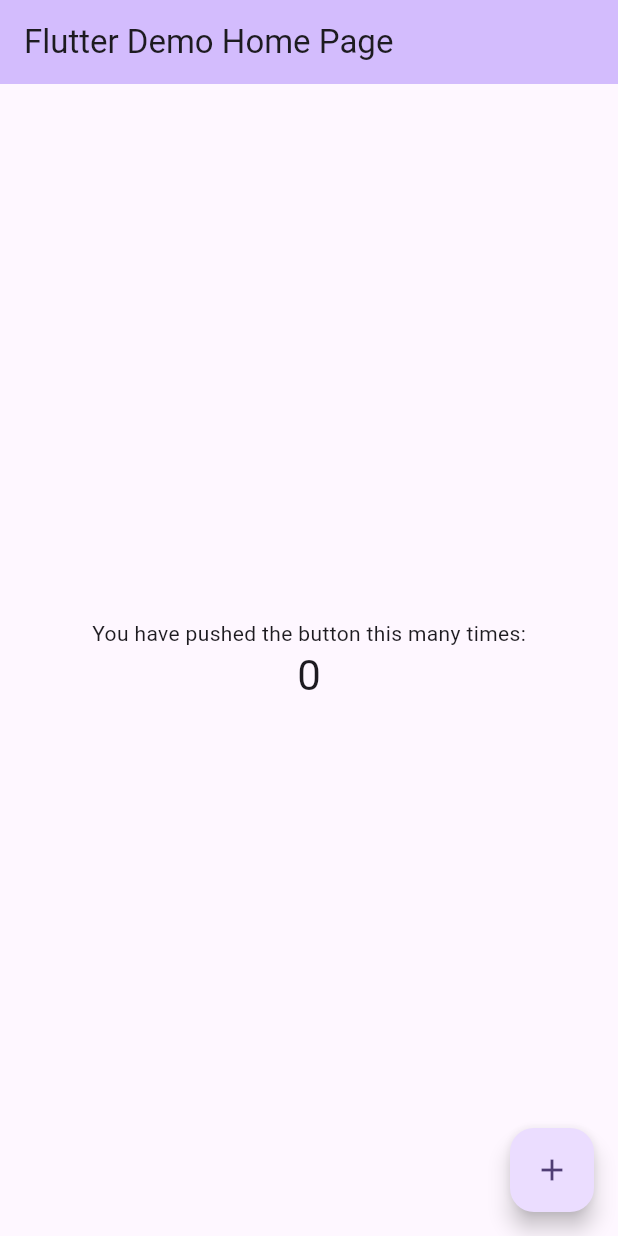
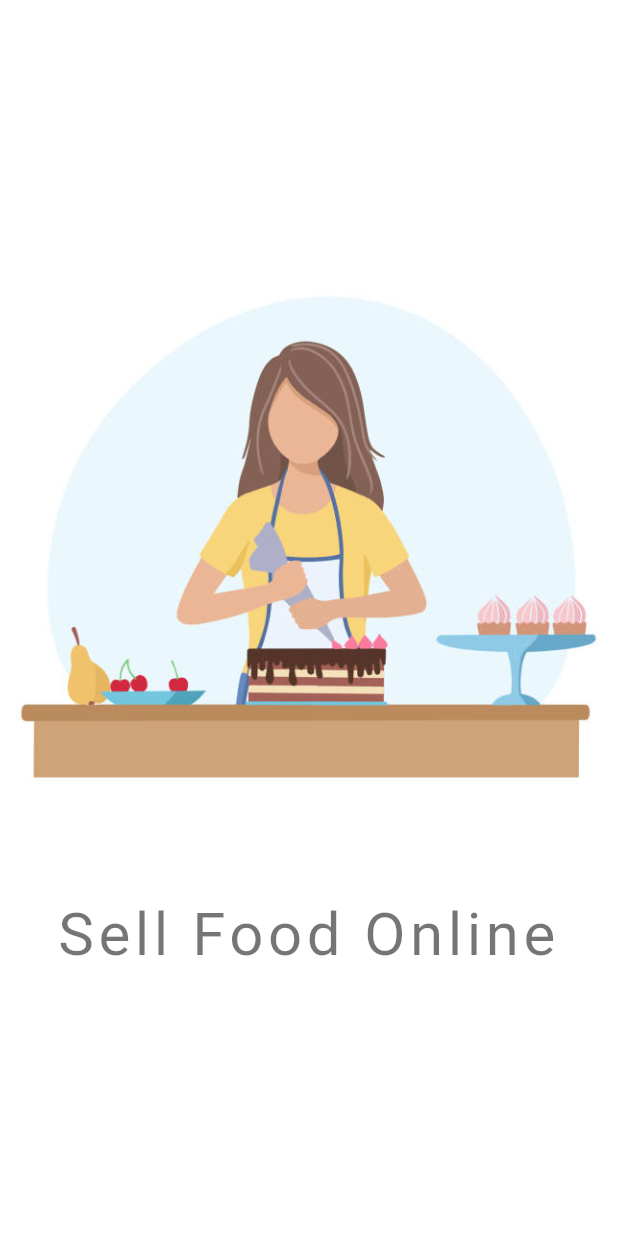
Before and after one commit to yahiyam/fullfill_seller_app, a Flutter app: the screen it shows after launch, on a phone screen of 412 x 824 dp. Run offline on Flutter 3.47's test engine with Material 2 defaults, Android fonts, the light colour scheme and no system bars; our stand-ins replace firebase_auth, firebase_core, shared_preferences; accounts and stored records are empty; Roboto replaces fonts that are missing (Signatra); project files that could hold a hidden picture were left out.

Commit message:
Add Splash Screen

```diff
--- /dev/null
+++ b/lib/global/global.dart
@@ -0,0 +1,5 @@
+import 'package:firebase_auth/firebase_auth.dart';
+import 'package:shared_preferences/shared_preferences.dart';
+
+SharedPreferences? sharedPreferences;
+FirebaseAuth firebaseAuth = FirebaseAuth.instance;
--- a/lib/main.dart
+++ b/lib/main.dart
@@ -1,125 +1,31 @@
+import 'package:firebase_core/firebase_core.dart';
 import 'package:flutter/material.dart';
+import 'package:fullfill_seller_app/splashScreen/splash_screen.dart';
+import 'package:shared_preferences/shared_preferences.dart';
 
-void main() {
+import 'global/global.dart';
+
+Future<void> main() async {
+  WidgetsFlutterBinding.ensureInitialized();
+
+  sharedPreferences = await SharedPreferences.getInstance();
+  await Firebase.initializeApp();
+
   runApp(const MyApp());
 }
 
 class MyApp extends StatelessWidget {
-  const MyApp({super.key});
+  const MyApp({Key? key}) : super(key: key);
 
-  // This widget is the root of your application.
   @override
   Widget build(BuildContext context) {
     return MaterialApp(
-      title: 'Flutter Demo',
+      title: 'Sellers App',
+      debugShowCheckedModeBanner: false,
       theme: ThemeData(
-        // This is the theme of your application.
-        //
-        // TRY THIS: Try running your application with "flutter run". You'll see
-        // the application has a blue toolbar. Then, without quitting the app,
-        // try changing the seedColor in the colorScheme below to Colors.green
-        // and then invoke "hot reload" (save your changes or press the "hot
-        // reload" button in a Flutter-supported IDE, or press "r" if you used
-        // the command line to start the app).
-        //
-        // Notice that the counter didn't reset back to zero; the application
-        // state is not lost during the reload. To reset the state, use hot
-        // restart instead.
-        //
-        // This works for code too, not just values: Most code changes can be
-        // tested with just a hot reload.
-        colorScheme: ColorScheme.fromSeed(seedColor: Colors.deepPurple),
-        useMaterial3: true,
+        primarySwatch: Colors.blue,
       ),
-      home: const MyHomePage(title: 'Flutter Demo Home Page'),
+      home: const MySplashScreen(),
     );
   }
 }
-
-class MyHomePage extends StatefulWidget {
-  const MyHomePage({super.key, required this.title});
-
-  // This widget is the home page of your application. It is stateful, meaning
-  // that it has a State object (defined below) that contains fields that affect
-  // how it looks.
-
-  // This class is the configuration for the state. It holds the values (in this
-  // case the title) provided by the parent (in this case the App widget) and
-  // used by the build method of the State. Fields in a Widget subclass are
-  // always marked "final".
-
-  final String title;
-
-  @override
-  State<MyHomePage> createState() => _MyHomePageState();
-}
-
-class _MyHomePageState extends State<MyHomePage> {
-  int _counter = 0;
-
-  void _incrementCounter() {
-    setState(() {
-      // This call to setState tells the Flutter framework that something has
-      // changed in this State, which causes it to rerun the build method below
-      // so that the display can reflect the updated values. If we changed
-      // _counter without calling setState(), then the build method would not be
-      // called again, and so nothing would appear to happen.
-      _counter++;
-    });
-  }
-
-  @override
-  Widget build(BuildContext context) {
-    // This method is rerun every time setState is called, for instance as done
-    // by the _incrementCounter method above.
-    //
-    // The Flutter framework has been optimized to make rerunning build methods
-    // fast, so that you can just rebuild anything that needs updating rather
-    // than having to individually change instances of widgets.
-    return Scaffold(
-      appBar: AppBar(
-        // TRY THIS: Try changing the color here to a specific color (to
-        // Colors.amber, perhaps?) and trigger a hot reload to see the AppBar
-        // change color while the other colors stay the same.
-        backgroundColor: Theme.of(context).colorScheme.inversePrimary,
-        // Here we take the value from the MyHomePage object that was created by
-        // the App.build method, and use it to set our appbar title.
-        title: Text(widget.title),
-      ),
-      body: Center(
-        // Center is a layout widget. It takes a single child and positions it
-        // in the middle of the parent.
-        child: Column(
-          // Column is also a layout widget. It takes a list of children and
-          // arranges them vertically. By default, it sizes itself to fit its
-          // children horizontally, and tries to be as tall as its parent.
-          //
-          // Column has various properties to control how it sizes itself and
-          // how it positions its children. Here we use mainAxisAlignment to
-          // center the children vertically; the main axis here is the vertical
-          // axis because Columns are vertical (the cross axis would be
-          // horizontal).
-          //
-          // TRY THIS: Invoke "debug painting" (choose the "Toggle Debug Paint"
-          // action in the IDE, or press "p" in the console), to see the
-          // wireframe for each widget.
-          mainAxisAlignment: MainAxisAlignment.center,
-          children: <Widget>[
-            const Text(
-              'You have pushed the button this many times:',
-            ),
-            Text(
-              '$_counter',
-              style: Theme.of(context).textTheme.headlineMedium,
-            ),
-          ],
-        ),
-      ),
-      floatingActionButton: FloatingActionButton(
-        onPressed: _incrementCounter,
-        tooltip: 'Increment',
-        child: const Icon(Icons.add),
-      ), // This trailing comma makes auto-formatting nicer for build methods.
-    );
-  }
-}
--- /dev/null
+++ b/lib/splashScreen/splash_screen.dart
@@ -0,0 +1,69 @@
+import 'dart:async';
+
+import 'package:flutter/material.dart';
+import '../global/global.dart';
+
+class MySplashScreen extends StatefulWidget {
+  const MySplashScreen({super.key});
+
+  @override
+  State<MySplashScreen> createState() => _MySplashScreenState();
+}
+
+class _MySplashScreenState extends State<MySplashScreen> {
+  startTimer() {
+    Timer(const Duration(seconds: 1), () async {
+      //if seller is loggedin already
+      if (firebaseAuth.currentUser != null) {
+        // Navigator.push(context, MaterialPageRoute(builder: (c)=> const HomeScreen()));
+      }
+      //if seller is NOT loggedin already
+      else {
+        // Navigator.push(context, MaterialPageRoute(builder: (c)=> const AuthScreen()));
+      }
+    });
+  }
+
+  @override
+  void initState() {
+    super.initState();
+
+    startTimer();
+  }
+
+  @override
+  Widget build(BuildContext context) {
+    return Material(
+      child: Container(
+        color: Colors.white,
+        child: Center(
+          child: Column(
+            mainAxisAlignment: MainAxisAlignment.center,
+            children: [
+              Padding(
+                padding: const EdgeInsets.all(10.0),
+                child: Image.asset("images/splash.jpg"),
+              ),
+              const SizedBox(
+                height: 10,
+              ),
+              const Padding(
+                padding: EdgeInsets.all(18.0),
+                child: Text(
+                  "Sell Food Online",
+                  textAlign: TextAlign.center,
+                  style: TextStyle(
+                    color: Colors.black54,
+                    fontSize: 40,
+                    fontFamily: "Signatra",
+                    letterSpacing: 3,
+                  ),
+                ),
+              ),
+            ],
+          ),
+        ),
+      ),
+    );
+  }
+}
```
Also changed, not shown: pubspec.yaml (+25 -69 lines), assets/fonts/BebasNeue-Regular.ttf (added), assets/fonts/Lobster-Regular.ttf (added), assets/fonts/Signatra.ttf (added), assets/fonts/VarelaRound-Regular.ttf (added), images/delivered.jpg (added), images/packing.png (added), images/seller.png (added), images/splash.jpg (added), pubspec.lock, 5 other files.
